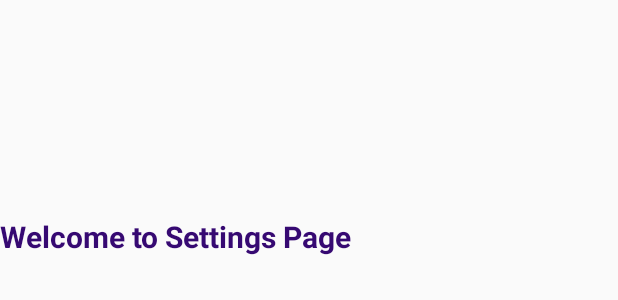
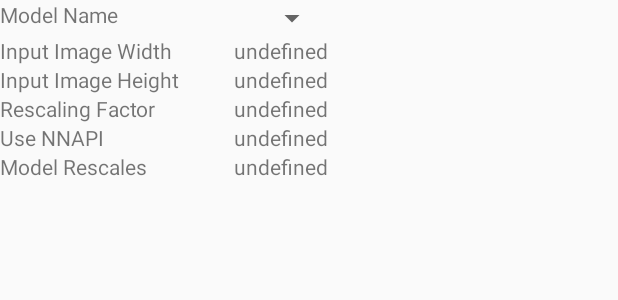
Before and after one commit to mmmeeedddsss/mobile-sr, an Android app: the layout settings_activity.xml on its own in the app's theme, with its tools: preview values and no code run, on a phone screen of 412 x 824 dp. Shown: the top 300 px of the screen. Run offline under Robolectric (Android 15) with nearby library versions, the phone set to English and light mode, and no system bars.

Commit message:
layout xml for settings added

```diff
--- a/android/app/src/main/res/layout/settings_activity.xml
+++ b/android/app/src/main/res/layout/settings_activity.xml
@@ -1,19 +1,122 @@
 <?xml version="1.0" encoding="utf-8"?>
 <LinearLayout xmlns:android="http://schemas.android.com/apk/res/android"
+    xmlns:tools="http://schemas.android.com/tools"
     android:layout_width="match_parent"
-    android:layout_height="match_parent">
-    <TextView
-        android:id="@+id/name"
-        android:layout_width="wrap_content"
-        android:layout_height="wrap_content"
-        android:layout_alignParentTop="true"
-        android:layout_alignParentEnd="true"
-        android:layout_marginTop="144dp"
-        android:layout_marginEnd="69dp"
-        android:hint=""
-        android:text="Welcome to Settings Page"
-        android:textColor="@color/colorButtonBackground"
-        android:textSize="20dp"
-        android:textStyle="bold"
-        android:typeface="sans" />
+    android:layout_height="match_parent"
+    android:orientation="horizontal">
+
+    <TableLayout
+        android:layout_width="match_parent"
+        android:layout_height="match_parent"
+        android:orientation="horizontal">
+
+        <TableRow
+            android:layout_width="match_parent"
+            android:layout_height="wrap_content">
+
+            <TextView
+                android:id="@+id/textView"
+                android:layout_width="156dp"
+                android:layout_height="wrap_content"
+                android:text="Model Name" />
+
+            <Spinner
+                android:id="@+id/spinner"
+                android:layout_width="match_parent"
+                android:layout_height="wrap_content" />
+
+        </TableRow>
+
+        <TableRow
+            android:layout_width="match_parent"
+            android:layout_height="wrap_content">
+
+            <TextView
+                android:id="@+id/textView3"
+                android:layout_width="wrap_content"
+                android:layout_height="wrap_content"
+                android:text="Input Image Width" />
+
+            <TextView
+                android:id="@+id/model_width"
+                android:layout_width="wrap_content"
+                android:layout_height="wrap_content"
+                android:text="undefined" />
+
+        </TableRow>
+
+        <TableRow
+            android:layout_width="match_parent"
+            android:layout_height="wrap_content">
+
+            <TextView
+                android:id="@+id/textView2"
+                android:layout_width="wrap_content"
+                android:layout_height="wrap_content"
+                android:text="Input Image Height" />
+
+            <TextView
+                android:id="@+id/model_height"
+                android:layout_width="wrap_content"
+                android:layout_height="wrap_content"
+                android:text="undefined" />
+
+        </TableRow>
+
+        <TableRow
+            android:layout_width="match_parent"
+            android:layout_height="wrap_content">
+
+            <TextView
+                android:id="@+id/textView4"
+                android:layout_width="wrap_content"
+                android:layout_height="wrap_content"
+                android:text="Rescaling Factor" />
+
+            <TextView
+                android:id="@+id/rescaling_factor"
+                android:layout_width="wrap_content"
+                android:layout_height="wrap_content"
+                android:text="undefined" />
+
+        </TableRow>
+
+        <TableRow
+            android:layout_width="match_parent"
+            android:layout_height="wrap_content">
+
+            <TextView
+                android:id="@+id/textView5"
+                android:layout_width="wrap_content"
+                android:layout_height="wrap_content"
+                android:text="Use NNAPI" />
+
+            <TextView
+                android:id="@+id/use_nnapi"
+                android:layout_width="wrap_content"
+                android:layout_height="wrap_content"
+                android:text="undefined" />
+
+        </TableRow>
+
+        <TableRow
+            android:layout_width="match_parent"
+            android:layout_height="wrap_content">
+
+            <TextView
+                android:id="@+id/textView5"
+                android:layout_width="wrap_content"
+                android:layout_height="wrap_content"
+                android:text="Model Rescales" />
+
+            <TextView
+                android:id="@+id/model_rescales"
+                android:layout_width="wrap_content"
+                android:layout_height="wrap_content"
+                android:text="undefined" />
+
+        </TableRow>
+
+    </TableLayout>
+
 </LinearLayout>
```
